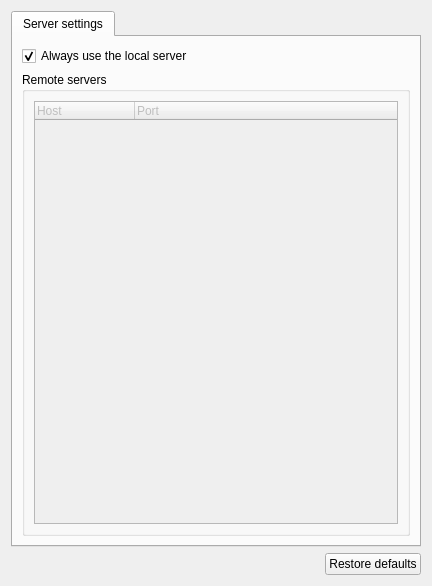
The window that gns3/modules/qemu/ui/qemu_preferences_page.ui (GNS3/gns3-gui) describes before a commit, drawn with Qt 5.
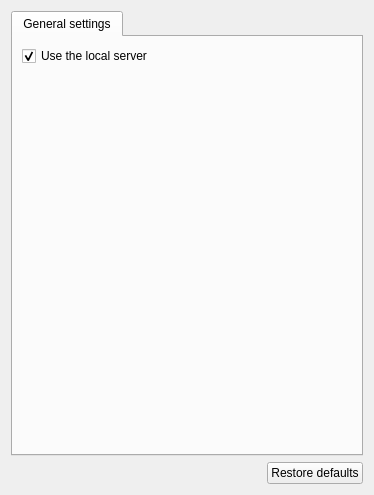
The same window after the commit.

Commit message: Remove remote servers list from module preferences + some other preferences re-factoring.

```diff
--- a/gns3/modules/qemu/ui/qemu_preferences_page.ui
+++ b/gns3/modules/qemu/ui/qemu_preferences_page.ui
@@ -6,8 +6,8 @@
    <rect>
     <x>0</x>
     <y>0</y>
-    <width>432</width>
-    <height>586</height>
+    <width>374</width>
+    <height>495</height>
    </rect>
   </property>
   <property name="windowTitle">
@@ -24,13 +24,13 @@
      </property>
      <widget class="QWidget" name="uiServerSettingsTabWidget">
       <attribute name="title">
-       <string>Server settings</string>
+       <string>General settings</string>
       </attribute>
       <layout class="QVBoxLayout" name="verticalLayout_3">
        <item>
         <widget class="QCheckBox" name="uiUseLocalServercheckBox">
          <property name="text">
-          <string>Always use the local server</string>
+          <string>Use the local server</string>
          </property>
          <property name="checked">
           <bool>true</bool>
@@ -38,33 +38,17 @@
         </widget>
        </item>
        <item>
-        <widget class="QGroupBox" name="uiRemoteServersGroupBox">
-         <property name="title">
-          <string>Remote servers</string>
+        <spacer name="verticalSpacer">
+         <property name="orientation">
+          <enum>Qt::Vertical</enum>
          </property>
-         <layout class="QHBoxLayout" name="horizontalLayout_11">
-          <item>
-           <widget class="QTreeWidget" name="uiRemoteServersTreeWidget">
-            <property name="enabled">
-             <bool>false</bool>
-            </property>
-            <property name="selectionMode">
-             <enum>QAbstractItemView::NoSelection</enum>
-            </property>
-            <column>
-             <property name="text">
-              <string>Host</string>
-             </property>
-            </column>
-            <column>
-             <property name="text">
-              <string>Port</string>
-             </property>
-            </column>
-           </widget>
-          </item>
-         </layout>
-        </widget>
+         <property name="sizeHint" stdset="0">
+          <size>
+           <width>20</width>
+           <height>455</height>
+          </size>
+         </property>
+        </spacer>
        </item>
       </layout>
      </widget>
```
Left out of the diff: 2 changed lines with no effect on the pictures. The commit also changes 28 other files.
